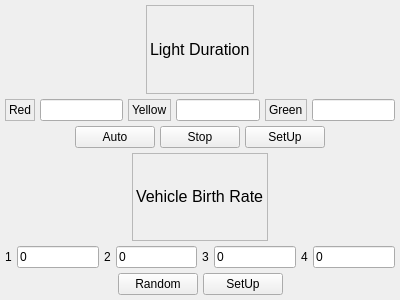
Old version of the form simulationcontrol.ui in the repository KimangKhenng/Traffic-SImulation-and-Visualization.
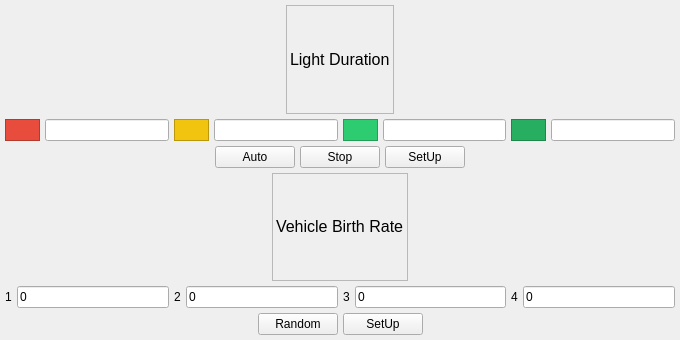
New version of the form.

Diff of the .ui file:
```diff
--- a/simulationcontrol.ui
+++ b/simulationcontrol.ui
@@ -6,8 +6,8 @@
    <rect>
     <x>0</x>
     <y>0</y>
-    <width>400</width>
-    <height>300</height>
+    <width>680</width>
+    <height>340</height>
    </rect>
   </property>
   <property name="windowTitle">
@@ -73,6 +73,12 @@
     <layout class="QHBoxLayout" name="horizontalLayout">
      <item>
       <widget class="QLabel" name="m_red_label">
+       <property name="autoFillBackground">
+        <bool>false</bool>
+       </property>
+       <property name="styleSheet">
+        <string notr="true">background-color: rgb(231, 76, 60);</string>
+       </property>
        <property name="frameShape">
         <enum>QFrame::StyledPanel</enum>
        </property>
@@ -80,7 +86,7 @@
         <enum>QFrame::Plain</enum>
        </property>
        <property name="text">
-        <string>Red</string>
+        <string>        </string>
        </property>
       </widget>
      </item>
@@ -89,11 +95,20 @@
      </item>
      <item>
       <widget class="QLabel" name="m_yellow_label">
+       <property name="autoFillBackground">
+        <bool>false</bool>
+       </property>
+       <property name="styleSheet">
+        <string notr="true">background-color: rgb(241, 196, 15);</string>
+       </property>
        <property name="frameShape">
         <enum>QFrame::StyledPanel</enum>
        </property>
        <property name="text">
-        <string>Yellow</string>
+        <string>        </string>
+       </property>
+       <property name="scaledContents">
+        <bool>false</bool>
        </property>
       </widget>
      </item>
@@ -102,17 +117,36 @@
      </item>
      <item>
       <widget class="QLabel" name="m_green_label">
+       <property name="styleSheet">
+        <string notr="true">background-color: rgb(46, 204, 113);</string>
+       </property>
        <property name="frameShape">
         <enum>QFrame::StyledPanel</enum>
        </property>
        <property name="text">
-        <string>Green</string>
+        <string>        </string>
        </property>
       </widget>
      </item>
      <item>
       <widget class="QLineEdit" name="m_green"/>
      </item>
+     <item>
+      <widget class="QLabel" name="m_green_label_2">
+       <property name="styleSheet">
+        <string notr="true">background-color: rgb(39, 174, 96);</string>
+       </property>
+       <property name="frameShape">
+        <enum>QFrame::StyledPanel</enum>
+       </property>
+       <property name="text">
+        <string>        </string>
+       </property>
+      </widget>
+     </item>
+     <item>
+      <widget class="QLineEdit" name="m_green_2"/>
+     </item>
     </layout>
    </item>
    <item>
```
